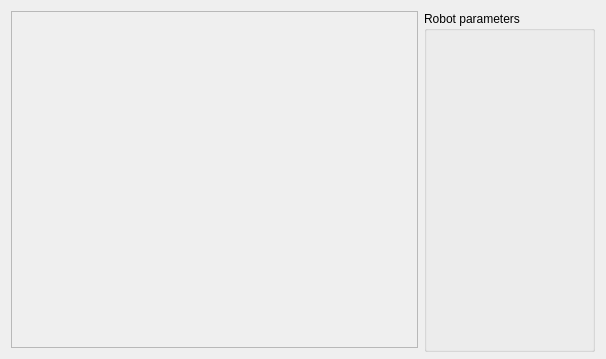
SmirnoffYM/AI-simulator, file robotwindow.ui: the form before one commit.
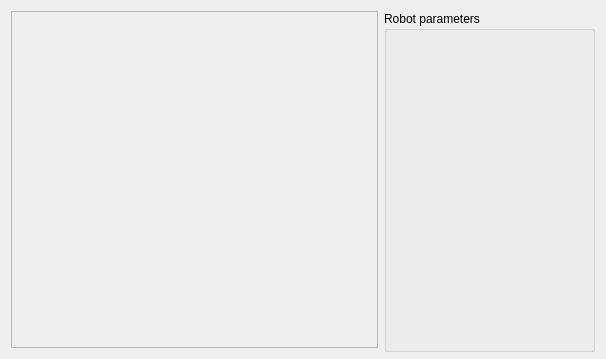
The form after the commit.

The edit to the form file:
```diff
--- a/robotwindow.ui
+++ b/robotwindow.ui
@@ -40,13 +40,13 @@
     <widget class="QGroupBox" name="statsGroupBox">
      <property name="minimumSize">
       <size>
-       <width>171</width>
+       <width>211</width>
        <height>341</height>
       </size>
      </property>
      <property name="maximumSize">
       <size>
-       <width>171</width>
+       <width>211</width>
        <height>341</height>
       </size>
      </property>
@@ -58,7 +58,7 @@
        <rect>
         <x>10</x>
         <y>20</y>
-        <width>151</width>
+        <width>191</width>
         <height>311</height>
        </rect>
       </property>
```
